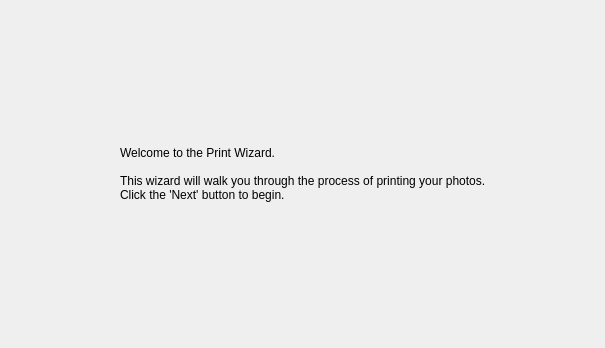
First picture: the form in printwizard/intropage.ui, repository KDE/kipi-plugins, before the edit.
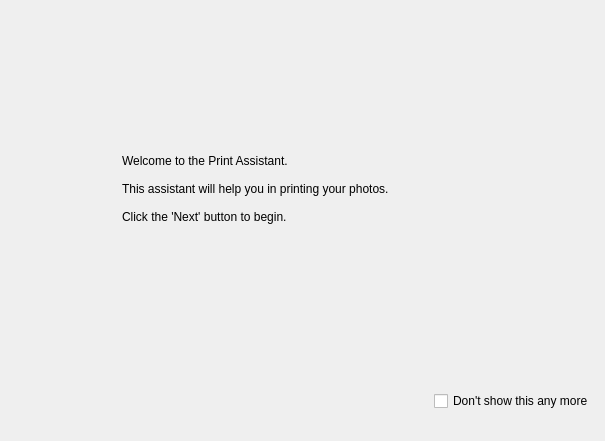
Second picture: the form after the edit.

Commit message: Configuration is saved and restored now. Added skip intro page option.

The edit to the form file:
```diff
--- a/printwizard/intropage.ui
+++ b/printwizard/intropage.ui
@@ -6,7 +6,7 @@
     <x>0</x>
     <y>0</y>
     <width>605</width>
-    <height>348</height>
+    <height>441</height>
    </rect>
   </property>
   <property name="minimumSize" >
@@ -18,7 +18,9 @@
   <property name="windowTitle" >
    <string>Print Assistant</string>
   </property>
-  <layout class="QHBoxLayout" name="horizontalLayout" >
+  <layout class="QGridLayout" name="gridLayout" >
+   <item row="0" column="0" >
+    <layout class="QHBoxLayout" name="horizontalLayout_2" >
    <item>
     <spacer name="horizontalSpacer" >
      <property name="orientation" >
@@ -41,9 +43,10 @@
       </size>
      </property>
      <property name="text" >
-      <string>Welcome to the Print Wizard.
+        <string>Welcome to the Print Assistant.
 
-This wizard will walk you through the process of printing your photos.
+This assistant will help you in printing your photos.
+
 Click the 'Next' button to begin.</string>
      </property>
     </widget>
@@ -62,6 +65,36 @@
     </spacer>
    </item>
   </layout>
+   </item>
+   <item row="1" column="0" >
+    <layout class="QHBoxLayout" name="horizontalLayout" >
+     <item>
+      <spacer name="horizontalSpacer_3" >
+       <property name="orientation" >
+        <enum>Qt::Horizontal</enum>
+       </property>
+       <property name="sizeHint" stdset="0" >
+        <size>
+         <width>478</width>
+         <height>58</height>
+        </size>
+       </property>
+      </spacer>
+     </item>
+     <item>
+      <widget class="QCheckBox" name="m_skipIntro" >
+       <property name="text" >
+        <string>Don't show this any more</string>
+       </property>
+      </widget>
+     </item>
+    </layout>
+   </item>
+  </layout>
+  <zorder>label</zorder>
+  <zorder>m_skipIntro</zorder>
+  <zorder>horizontalSpacer_3</zorder>
+  <zorder>horizontalSpacer_3</zorder>
  </widget>
  <resources/>
  <connections/>
```
Lines whose indentation alone changed are shown as unchanged. The commit also changes 3 other files.
